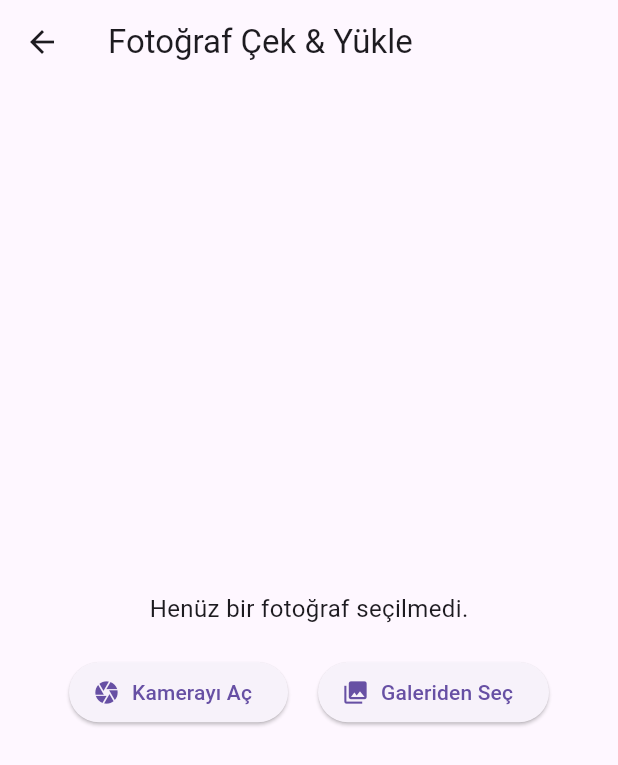
After one commit to BeyzaCeylan/InventoryCounter, a Flutter app: the CaptureImageScreen screen opened directly, on a phone screen of 412 x 824 dp. The commit adds this screen. Shown: the top 765 px of the screen. Run offline on Flutter 3.47's test engine with Material 3 defaults, Android fonts, the phone set to English and light mode, and no system bars; our stand-ins replace firebase_core, image_picker; missing offline and left inert: tflite_flutter; accounts and stored records are empty.

```diff
--- /dev/null
+++ b/lib/capture_image_screen.dart
@@ -0,0 +1,56 @@
+import 'dart:io';
+import 'package:flutter/material.dart';
+import 'package:image_picker/image_picker.dart';
+
+class CaptureImageScreen extends StatefulWidget {
+  @override
+  _CaptureImageScreenState createState() => _CaptureImageScreenState();
+}
+
+class _CaptureImageScreenState extends State<CaptureImageScreen> {
+  File? _selectedImage;  // Seçilen fotoğrafı saklayacak değişken
+  final picker = ImagePicker();  // ImagePicker nesnesi oluştur
+
+  /// 📸 Kamera ile fotoğraf çek veya galeriden seç
+  Future<void> _pickImage(ImageSource source) async {
+    final pickedFile = await picker.pickImage(source: source);
+
+    if (pickedFile != null) {
+      setState(() {
+        _selectedImage = File(pickedFile.path);
+      });
+    }
+  }
+
+  @override
+  Widget build(BuildContext context) {
+    return Scaffold(
+      appBar: AppBar(title: Text("Fotoğraf Çek & Yükle")),
+      body: Column(
+        mainAxisAlignment: MainAxisAlignment.center,
+        children: [
+          _selectedImage == null
+              ? Text("Henüz bir fotoğraf seçilmedi.", style: TextStyle(fontSize: 16))
+              : Image.file(_selectedImage!, height: 300), // Seçilen fotoğrafı göster
+          SizedBox(height: 20),
+          Row(
+            mainAxisAlignment: MainAxisAlignment.center,
+            children: [
+              ElevatedButton.icon(
+                icon: Icon(Icons.camera),
+                label: Text("Kamerayı Aç"),
+                onPressed: () => _pickImage(ImageSource.camera),
+              ),
+              SizedBox(width: 20),
+              ElevatedButton.icon(
+                icon: Icon(Icons.photo_library),
+                label: Text("Galeriden Seç"),
+                onPressed: () => _pickImage(ImageSource.gallery),
+              ),
+            ],
+          ),
+        ],
+      ),
+    );
+  }
+}
--- a/pubspec.yaml
+++ b/pubspec.yaml
@@ -39,6 +39,7 @@ dependencies:
   camera: ^0.10.5+2
   firebase_core:
   firebase_database:
+  image: ^4.5.2
 
 dev_dependencies:
   flutter_test:
@@ -65,6 +66,8 @@ flutter:
   # To add assets to your application, add an assets section, like this:
   assets:
     - assets/mobilenet_ssd.tflite
+    - assets/labelmap.txt
+    - assets/mobilenet_ssd_v2_coco.tflite
 
   # An image asset can refer to one or more resolution-specific "variants", see
   # https://flutter.dev/to/resolution-aware-images
```
Also changed, not shown: lib/main.dart (+104 -22 lines), pubspec.lock, 4 other files.
